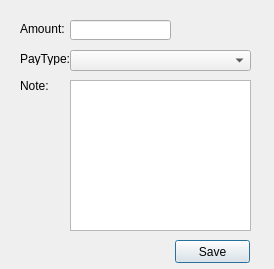
Old version of the form Payment/src/addeditdialog.ui in the repository jjzhang166/SManager.
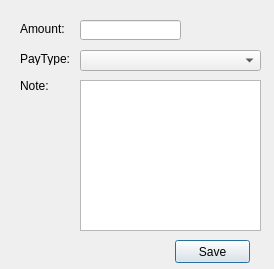
New version of the form.

```diff
--- a/Payment/src/addeditdialog.ui
+++ b/Payment/src/addeditdialog.ui
@@ -10,6 +10,12 @@
     <height>269</height>
    </rect>
   </property>
+  <property name="maximumSize">
+   <size>
+    <width>274</width>
+    <height>269</height>
+   </size>
+  </property>
   <property name="windowTitle">
    <string>Dialog</string>
   </property>
@@ -42,7 +48,7 @@
   <widget class="QLineEdit" name="amountEdit">
    <property name="geometry">
     <rect>
-     <x>70</x>
+     <x>80</x>
      <y>20</y>
      <width>101</width>
      <height>20</height>
@@ -52,7 +58,7 @@
   <widget class="QComboBox" name="payTypeComboBox">
    <property name="geometry">
     <rect>
-     <x>70</x>
+     <x>80</x>
      <y>50</y>
      <width>181</width>
      <height>21</height>
@@ -78,7 +84,7 @@
   <widget class="QTextEdit" name="noteTextEdit">
    <property name="geometry">
     <rect>
-     <x>70</x>
+     <x>80</x>
      <y>80</y>
      <width>181</width>
      <height>151</height>
```
Left out of the diff: 6 changed lines with no effect on the pictures.
